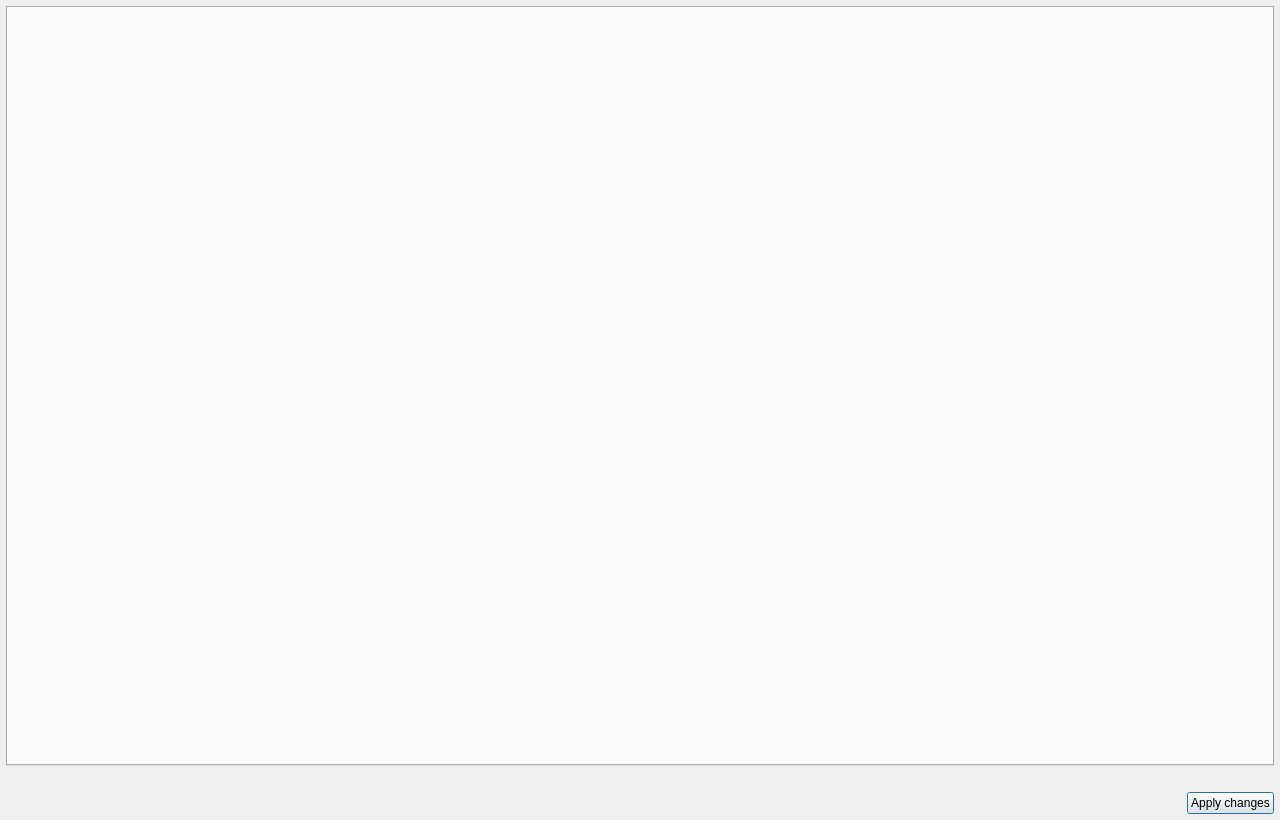
The window that src/VeraGrid/Gui/DynamicModelEditor/dynamic_block_properties.ui (JordiBejarUPC/veragrid-hvdc-bipolar-pfc) describes before a commit, drawn with Qt 5.
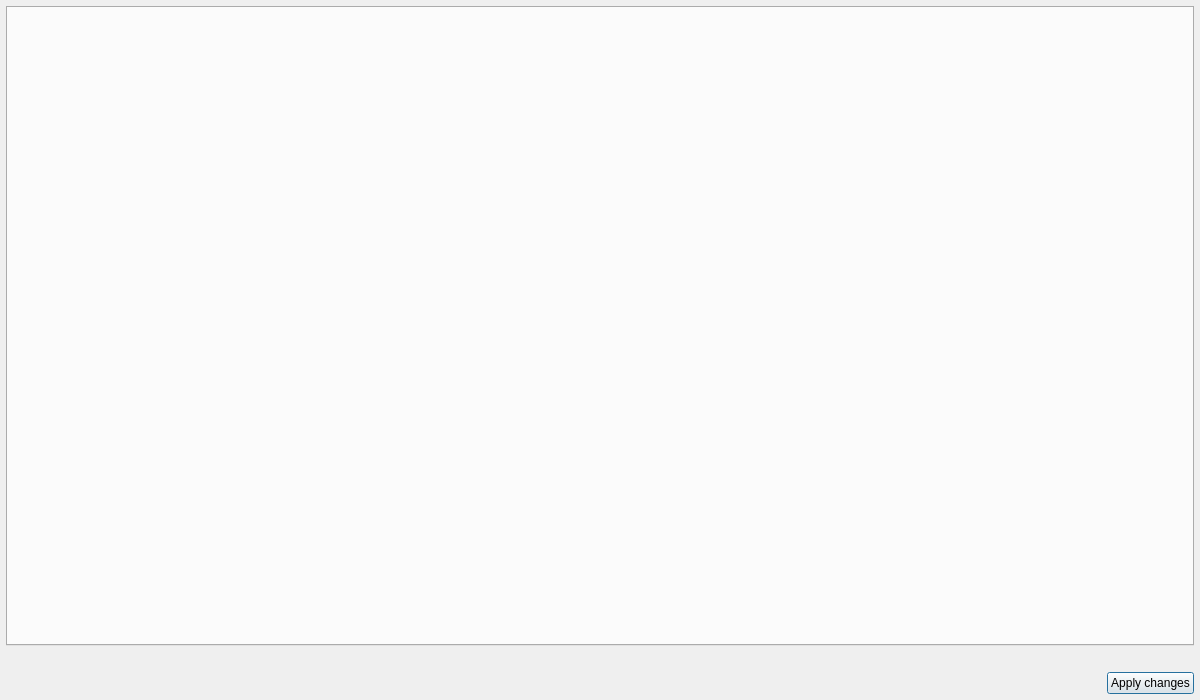
The same window after the commit. Icons and pictures are not drawn.

```diff
--- a/src/VeraGrid/Gui/DynamicModelEditor/dynamic_block_properties.ui
+++ b/src/VeraGrid/Gui/DynamicModelEditor/dynamic_block_properties.ui
@@ -6,8 +6,8 @@
    <rect>
     <x>0</x>
     <y>0</y>
-    <width>1280</width>
-    <height>820</height>
+    <width>1200</width>
+    <height>700</height>
    </rect>
   </property>
   <property name="windowTitle">
```
Left out of the diff: 5 changed lines with no effect on the pictures.
